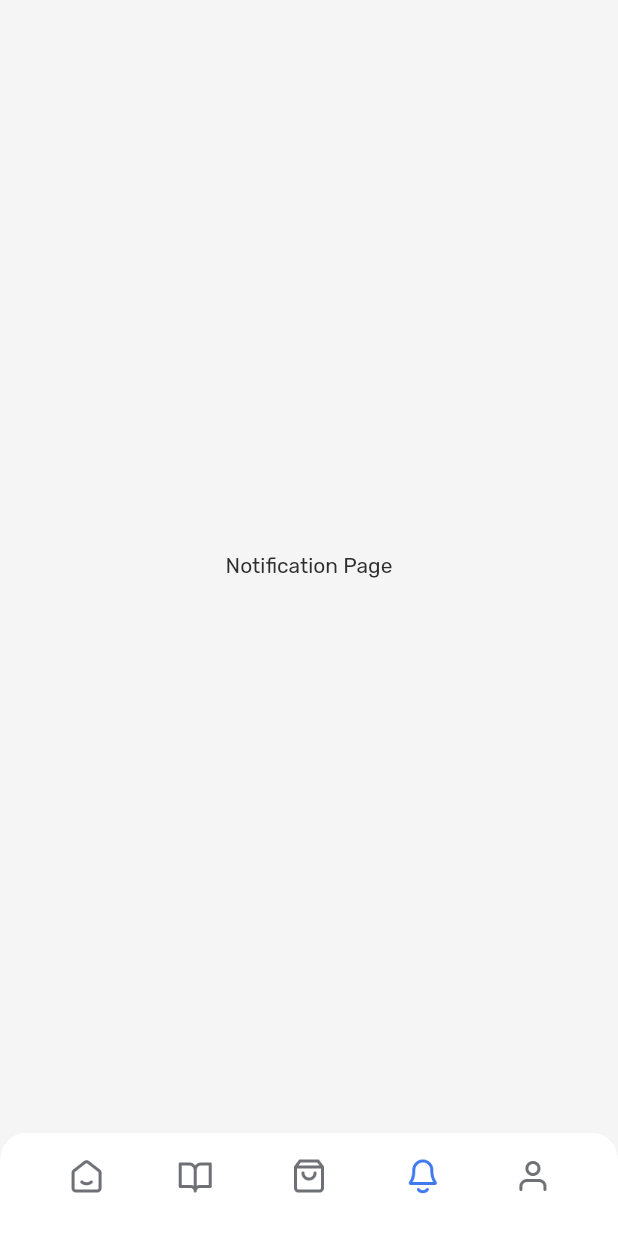
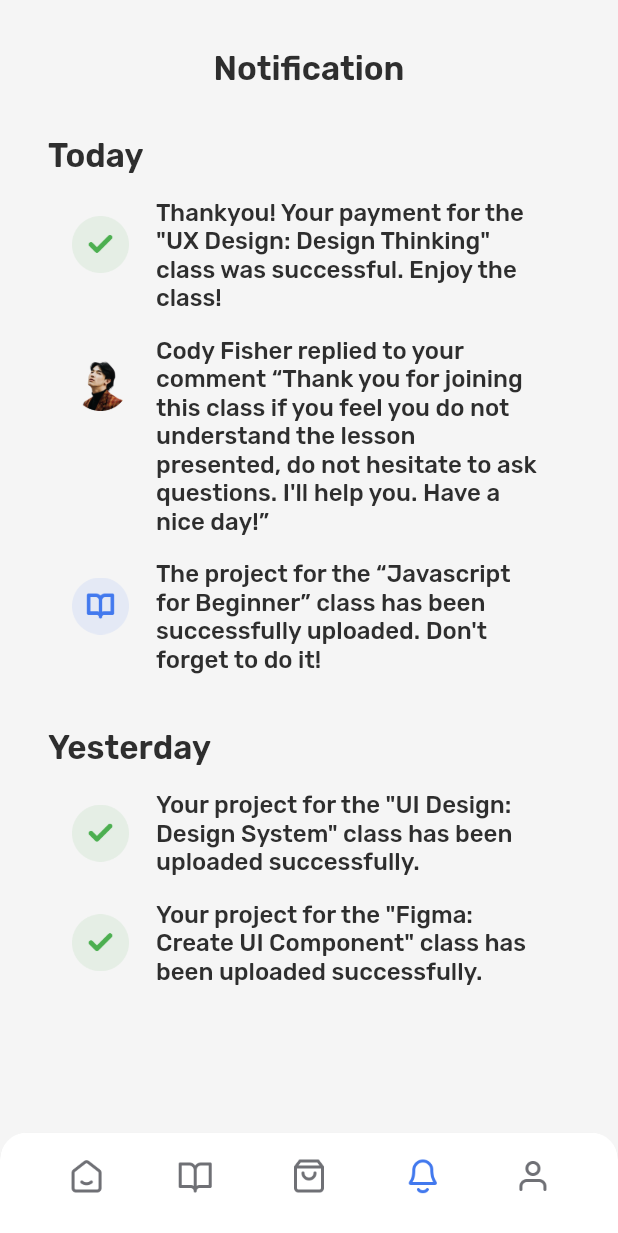
Before and after one commit to Ayocode5/acourse-mobile-app, a Flutter app: the screen it shows after launch, item 4 of the bottom bar chosen, on a phone screen of 412 x 824 dp. Shown: the top 1233 px of the screen. Run offline on Flutter 3.47's test engine with Material 2 defaults, Android fonts, the light colour scheme and no system bars; our stand-ins replace google_fonts, percent_indicator.

Commit message:
finish notification page

```diff
--- a/lib/pages/notification_page.dart
+++ b/lib/pages/notification_page.dart
@@ -1,15 +1,140 @@
 import 'package:acourse_mobile_app/theme.dart';
+import 'package:acourse_mobile_app/widget/notification_tile.dart';
 import 'package:flutter/material.dart';
 
 class NotificationPage extends StatelessWidget {
   @override
   Widget build(BuildContext context) {
+    Widget header() {
+      return Container(
+        padding: EdgeInsets.only(
+          bottom: 16,
+        ),
+        child: Center(
+          child: Text(
+            'Notification',
+            style: blackTextStyle.copyWith(
+              fontSize: 22,
+              fontWeight: FontWeight.w600,
+            ),
+          ),
+        ),
+      );
+    }
+
+    Widget todayTitle() {
+      return Container(
+        padding: EdgeInsets.only(
+          top: 16,
+        ),
+        child: Text(
+          'Today',
+          style: blackTextStyle.copyWith(
+            fontSize: 22,
+            fontWeight: FontWeight.w600,
+          ),
+        ),
+      );
+    }
+
+    Widget notifTodayTile() {
+      return Container(
+        padding: EdgeInsets.only(
+          top: 12,
+        ),
+        child: Column(
+          children: [
+            NotificationTile(
+              'assets/icons/successful_icon.png',
+              'Thankyou! Your payment for the "UX Design: Design Thinking" class was successful. Enjoy the class!',
+            ),
+            SizedBox(
+              height: 8,
+            ),
+            NotificationTile(
+              'assets/img/notif_img1.png',
+              'Cody Fisher replied to your comment “Thank you for joining this class if you feel you do not understand the lesson presented, do not hesitate to ask questions. I\'ll help you. Have a nice day!”',
+            ),
+            SizedBox(
+              height: 8,
+            ),
+            NotificationTile(
+              'assets/icons/book_icon.png',
+              'The project for the “Javascript for Beginner” class has been successfully uploaded. Don\'t forget to do it!',
+            ),
+          ],
+        ),
+      );
+    }
+
+    Widget yesterdayTitle() {
+      return Container(
+        padding: EdgeInsets.only(
+          top: defaultMargin,
+        ),
+        child: Text(
+          'Yesterday',
+          style: blackTextStyle.copyWith(
+            fontSize: 22,
+            fontWeight: FontWeight.w600,
+          ),
+        ),
+      );
+    }
+
+    Widget notifYesterdayTile() {
+      return Container(
+        padding: EdgeInsets.only(
+          top: 12,
+        ),
+        child: Column(
+          children: [
+            NotificationTile(
+              'assets/icons/successful_icon.png',
+              'Your project for the "UI Design: Design System" class has been uploaded successfully.',
+            ),
+            SizedBox(
+              height: 8,
+            ),
+            NotificationTile(
+              'assets/icons/successful_icon.png',
+              'Your project for the "Figma: Create UI Component" class has been uploaded successfully.',
+            ),
+            SizedBox(
+              height: defaultMargin,
+            ),
+          ],
+        ),
+      );
+    }
+
     return Scaffold(
       backgroundColor: primaryBackgroundColor,
-      body: Center(
-        child: Text(
-          'Notification Page',
-          style: blackTextStyle,
+      body: SafeArea(
+        child: Padding(
+          padding: EdgeInsets.only(
+            top: defaultMargin,
+            right: defaultMargin,
+            left: defaultMargin,
+          ),
+          child: Column(
+            crossAxisAlignment: CrossAxisAlignment.start,
+            children: [
+              header(),
+              Expanded(
+                child: ListView(
+                  scrollDirection: Axis.vertical,
+                  shrinkWrap: false,
+                  children: [
+                    todayTitle(),
+                    notifTodayTile(),
+                    yesterdayTitle(),
+                    notifYesterdayTile(),
+                  ],
+                ),
+              ),
+            ],
+          ),
         ),
       ),
     );
--- /dev/null
+++ b/lib/widget/notification_tile.dart
@@ -0,0 +1,29 @@
+import 'package:flutter/material.dart';
+import 'package:acourse_mobile_app/theme.dart';
+
+class NotificationTile extends StatelessWidget {
+  final String imageUrl;
+  final String text;
+
+  NotificationTile(
+    this.imageUrl,
+    this.text,
+  );
+
+  @override
+  Widget build(BuildContext context) {
+    return ListTile(
+      leading: Image.asset(
+        imageUrl,
+        width: 38,
+        height: 38,
+      ),
+      title: Text(
+        text,
+        style: blackTextStyle.copyWith(
+          fontWeight: FontWeight.w500,
+        ),
+      ),
+    );
+  }
+}
```
Also changed, not shown: assets/icons/book_icon.png (added), assets/img/notif_img1.png (added).
